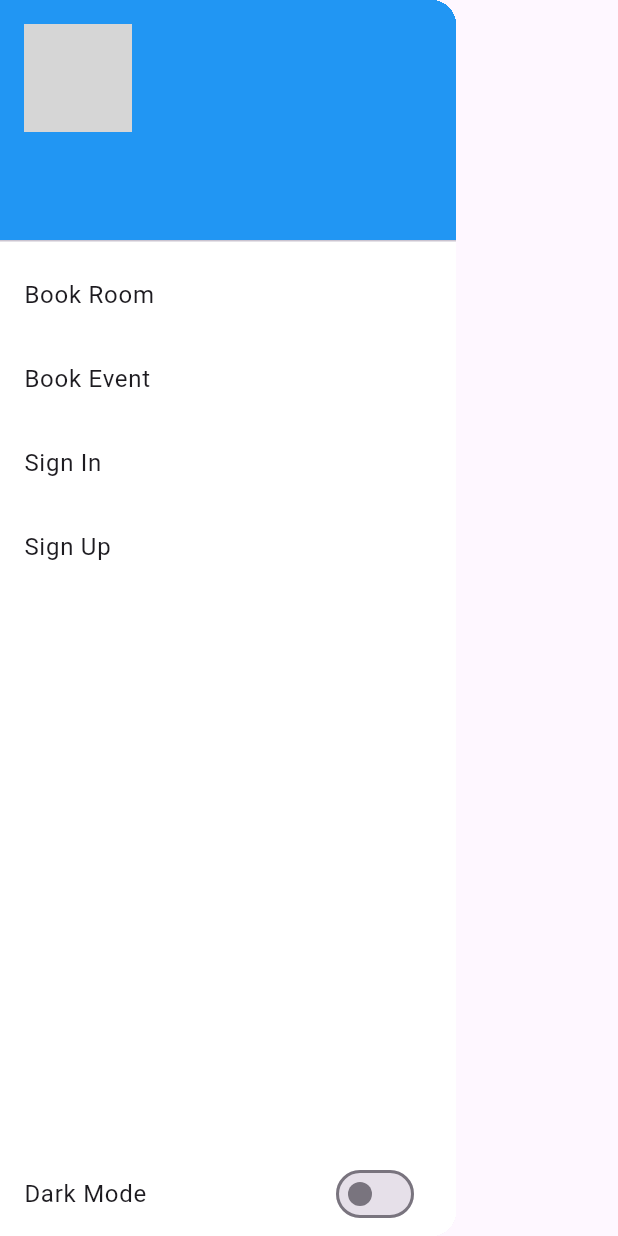
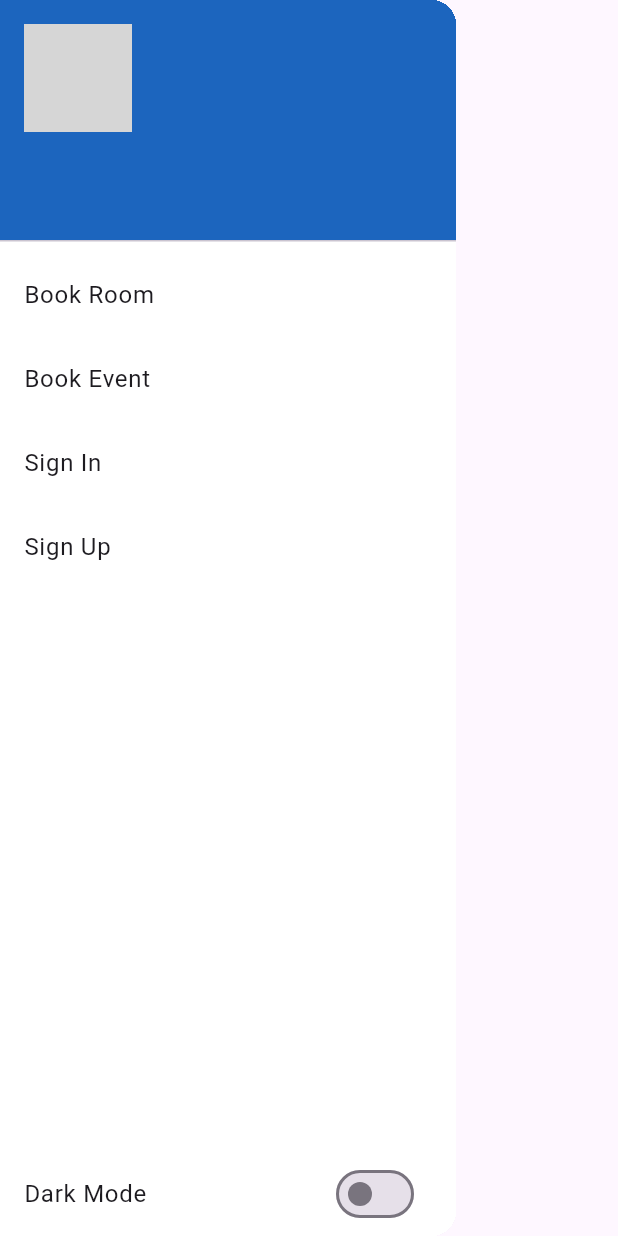
Before and after one commit to elias-nasser/project2, a Flutter app: what navigationDrawer() shows on an empty page, opened directly, on a phone screen of 412 x 824 dp. Run offline on Flutter 3.47's test engine with Material 3 defaults, Android fonts, the phone set to English and light mode, and no system bars; our stand-ins replace shared_preferences; accounts and stored records are empty; network calls fail; grey boxes are pictures that could not be loaded.

Commit message:
change random backgroung color of UserAccountsDrawerHeader when light mode on

```diff
--- a/lib/navigationDrawer/navigation_drawer.dart
+++ b/lib/navigationDrawer/navigation_drawer.dart
@@ -1,3 +1,5 @@
+import 'dart:math';
+
 import 'package:flutter/material.dart';
 import 'package:project2/dashboard.dart';
 import 'package:project2/events.dart';
@@ -24,7 +26,7 @@ class _navigationDrawerState extends State<navigationDrawer> {
     String? fName = authProvider.firstName;
     String? email = authProvider.email;
     String? profileImage = authProvider.profileImage;
-
+    Random random = Random();
     return Drawer(
       child: Theme(
         data: ThemeData(
@@ -44,7 +46,7 @@ class _navigationDrawerState extends State<navigationDrawer> {
                 ),
               ),
               decoration: BoxDecoration(
-                color: authProvider.isDarkMode ? Colors.grey[650] : Colors.blue,
+                color: authProvider.isDarkMode ? Colors.grey[650] : Color.fromRGBO(random.nextInt(256), random.nextInt(256), random.nextInt(256), 1.0),
               ),
             ),
             ListTile(
```
